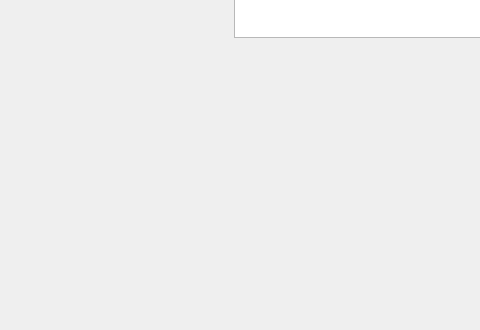
Above: mainwindow.ui from PixelGM/UI-Store-Receipt-Manager before the change; both pictures show x 166 to 646 and y 233 to 563 of the 796 by 563 pixel window. Below: the same form after it.
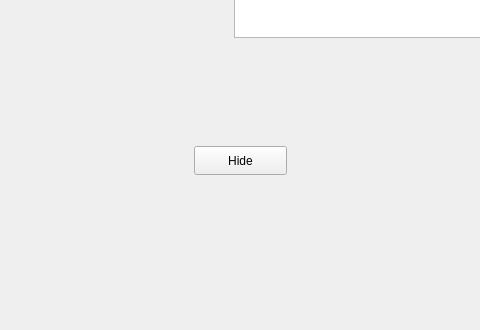
That is the form after the change.

Commit message: Added Button to Test the Hide Function

The edit to the form file:
```diff
--- a/mainwindow.ui
+++ b/mainwindow.ui
@@ -178,6 +178,19 @@
 &lt;p style=&quot;-qt-paragraph-type:empty; margin-top:0px; margin-bottom:0px; margin-left:0px; margin-right:0px; -qt-block-indent:0; text-indent:0px;&quot;&gt;&lt;br /&gt;&lt;/p&gt;&lt;/body&gt;&lt;/html&gt;</string>
     </property>
    </widget>
+   <widget class="QPushButton" name="pushButton">
+    <property name="geometry">
+     <rect>
+      <x>360</x>
+      <y>360</y>
+      <width>93</width>
+      <height>29</height>
+     </rect>
+    </property>
+    <property name="text">
+     <string>Hide</string>
+    </property>
+   </widget>
   </widget>
   <widget class="QMenuBar" name="menubar">
    <property name="geometry">
```
Left out of the diff: 6 changed lines with no effect on the pictures. The commit also changes 3 other files.
